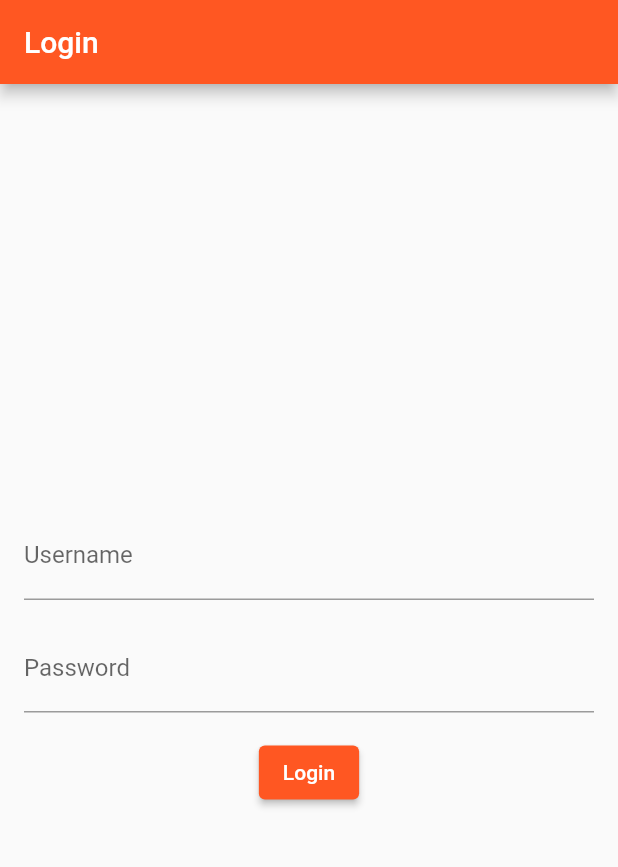
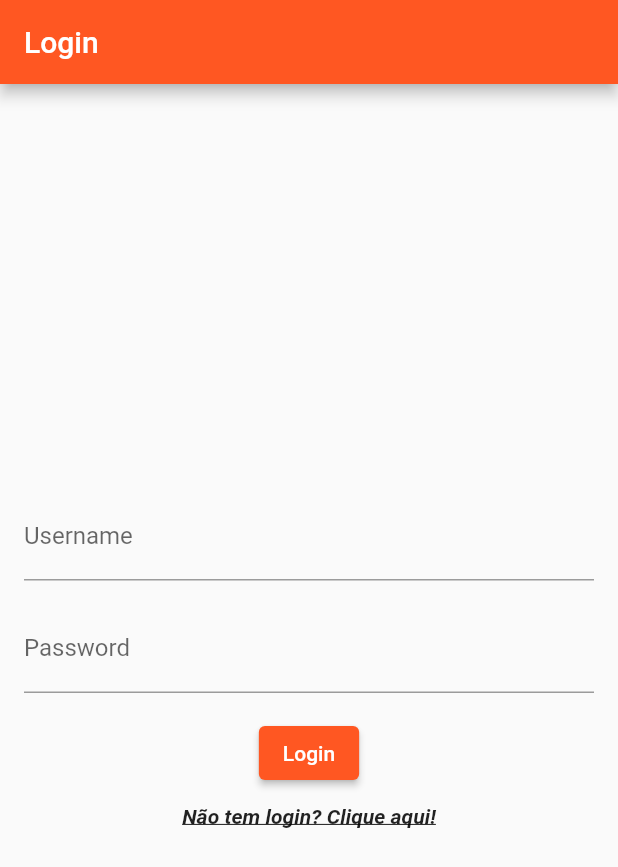
Before and after one commit to 104dk/App_Random_Random, a Flutter app: the screen it shows after launch, on a phone screen of 412 x 824 dp. Shown: the top 867 px of the screen. Run offline on Flutter 3.47's test engine with Material 2 defaults, Android fonts, the phone set to English and light mode, and no system bars.

Commit message:
Updating files again

```diff
--- a/lib/pages/LoginPage.dart
+++ b/lib/pages/LoginPage.dart
@@ -51,6 +51,23 @@ class _LoginPageState extends State<LoginPage> {
               },
               child: Text('Login'),
             ),
+            const SizedBox(height: 10),
+            GestureDetector(
+              onTap: () {
+                Navigator.push(
+                  context,
+                  MaterialPageRoute(builder: (context) => LoginPage()),
+                );
+              },
+              child: const Text(
+                'Não tem login? Clique aqui!',
+                style: TextStyle(
+                  decoration: TextDecoration.underline,
+                  fontWeight: FontWeight.bold,
+                  fontStyle: FontStyle.italic,
+                ),
+              ),
+            ),
           ],
         ),
       ),
```
Also changed, not shown: lib/pages/CadastroScreen.dart (added, +17 -0 lines).
